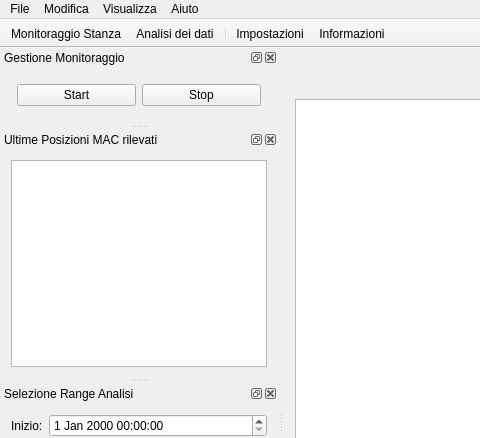
Above: RoomMonitor/windows/main.ui from PieroMacaluso/RoomMonitor before the change; both pictures show x 0 to 480 and y 0 to 438 of the 960 by 817 pixel window. Below: the same form after it.
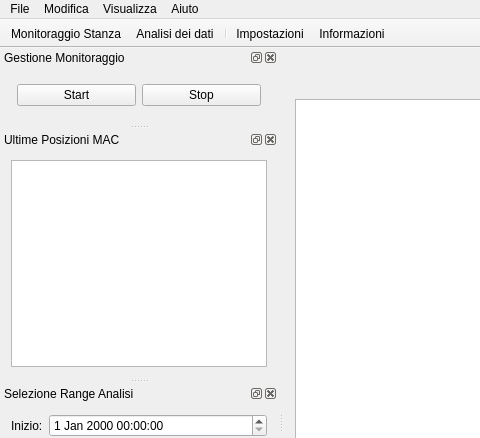
That is the form after the change. Icons and pictures are not drawn. Custom widgets are drawn as their Qt base class.

Patch:
```diff
--- a/RoomMonitor/windows/main.ui
+++ b/RoomMonitor/windows/main.ui
@@ -244,7 +244,7 @@
     <bool>false</bool>
    </property>
    <property name="windowTitle">
-    <string>Ultime Posizioni MAC rilevati</string>
+    <string>Ultime Posizioni MAC</string>
    </property>
    <attribute name="dockWidgetArea">
     <number>1</number>
```
